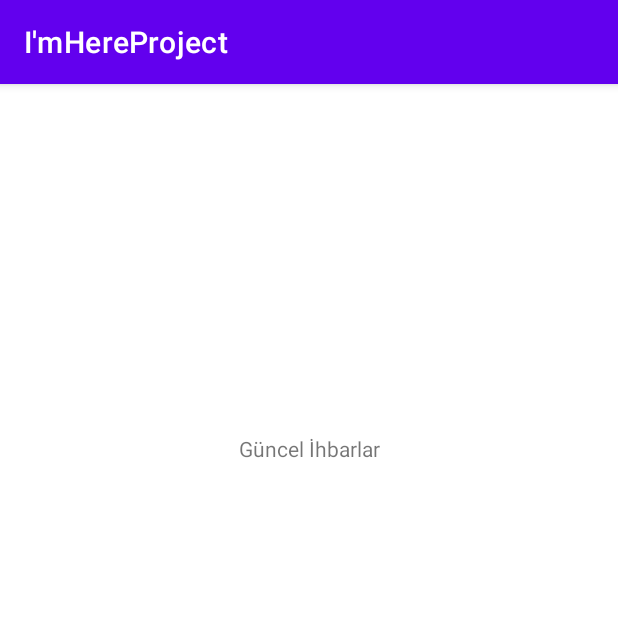
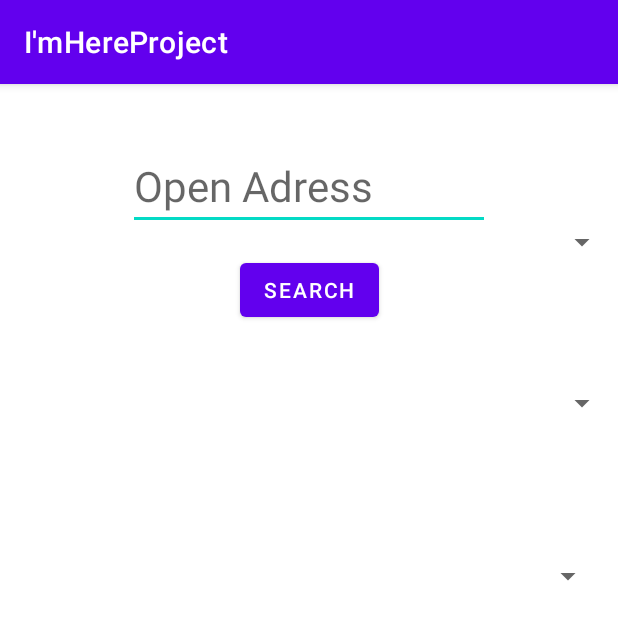
Before and after one commit to SvilRescuador/IamHereProject, an Android app: the GuncelIhbar screen opened directly, with no data from a screen before it, on a phone screen of 412 x 824 dp. Shown: the top 620 px of the screen. Run offline under Robolectric (Android 15) with nearby library versions, the light colour scheme and no system bars.

Commit message:
güncel ihbar

```diff
--- a/app/src/main/res/layout/activity_guncel_ihbar.xml
+++ b/app/src/main/res/layout/activity_guncel_ihbar.xml
@@ -6,14 +6,59 @@
     android:layout_height="match_parent"
     tools:context=".GuncelIhbar.GuncelIhbar">
 
-    <TextView
-        android:id="@+id/textView3"
-        android:layout_width="159dp"
-        android:layout_height="56dp"
-        android:layout_marginTop="215dp"
-        android:gravity="center"
-        android:text="Güncel İhbarlar"
+    <Spinner
+        android:id="@+id/spinner2"
+        android:layout_width="386dp"
+        android:layout_height="59dp"
+        android:layout_marginTop="76dp"
+        android:contentDescription="il"
+        app:layout_constraintEnd_toEndOf="parent"
+        app:layout_constraintHorizontal_bias="1.0"
+        app:layout_constraintStart_toStartOf="parent"
+        app:layout_constraintTop_toTopOf="parent" />
+
+    <Spinner
+        android:id="@+id/spinner3"
+        android:layout_width="386dp"
+        android:layout_height="59dp"
+        android:layout_marginTop="48dp"
+        android:contentDescription="ilce"
+        app:layout_constraintEnd_toEndOf="parent"
+        app:layout_constraintHorizontal_bias="1.0"
+        app:layout_constraintStart_toStartOf="parent"
+        app:layout_constraintTop_toBottomOf="@+id/spinner2" />
+
+    <Spinner
+        android:id="@+id/spinner5"
+        android:layout_width="386dp"
+        android:layout_height="59dp"
+        android:layout_marginTop="56dp"
+        android:contentDescription="ilce"
+        app:layout_constraintEnd_toEndOf="parent"
+        app:layout_constraintHorizontal_bias="0.64"
+        app:layout_constraintStart_toStartOf="parent"
+        app:layout_constraintTop_toBottomOf="@+id/spinner3" />
+
+    <EditText
+        android:id="@+id/editTextTextPersonName2"
+        android:layout_width="241dp"
+        android:layout_height="97dp"
+        android:ems="10"
+        android:gravity="bottom|left"
+        android:hint="Open Adress"
+        android:inputType="textPersonName"
+        android:textSize="28sp"
         app:layout_constraintEnd_toEndOf="parent"
         app:layout_constraintStart_toStartOf="parent"
-        app:layout_constraintTop_toTopOf="parent" />
+        tools:layout_editor_absoluteY="433dp" />
+
+    <Button
+        android:id="@+id/Search"
+        android:layout_width="wrap_content"
+        android:layout_height="wrap_content"
+        android:layout_marginTop="16dp"
+        android:text="Search"
+        app:layout_constraintEnd_toEndOf="parent"
+        app:layout_constraintStart_toStartOf="parent"
+        app:layout_constraintTop_toBottomOf="@+id/editTextTextPersonName2" />
 </androidx.constraintlayout.widget.ConstraintLayout>
```
